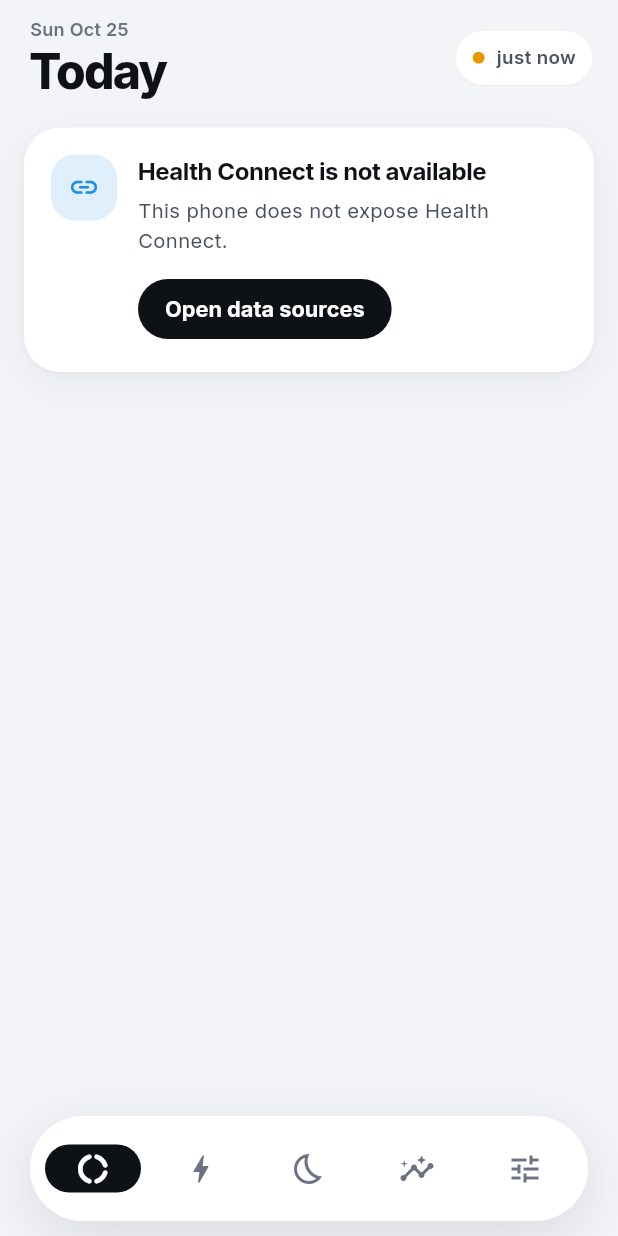
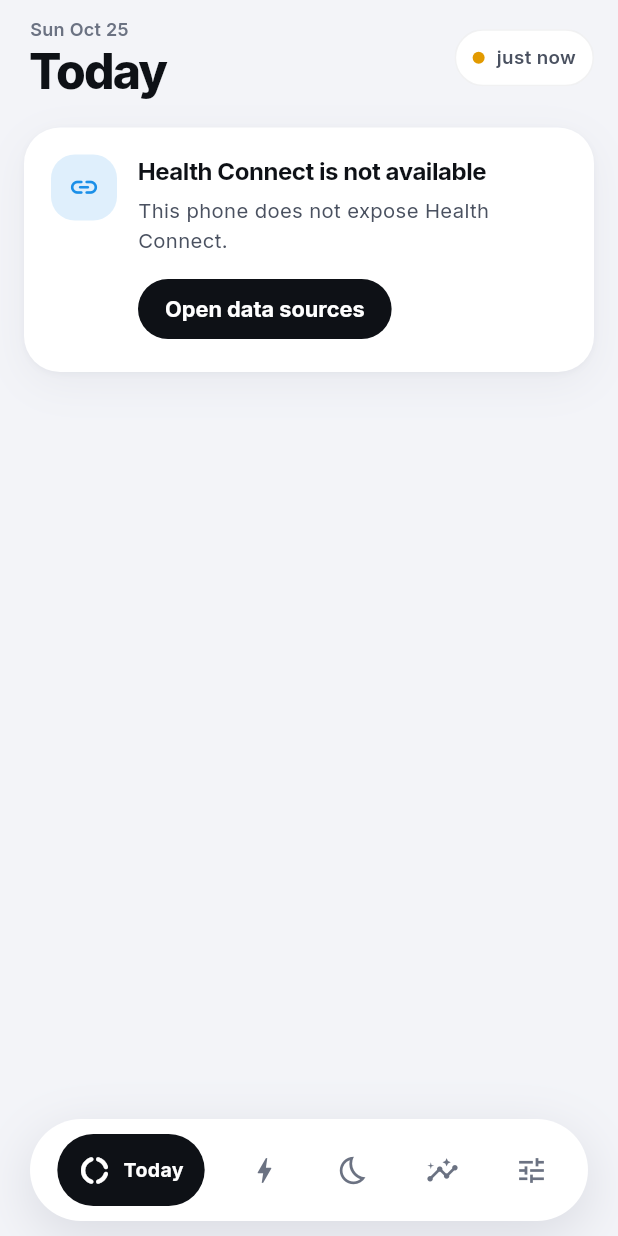
Before and after one commit to amartyaay/Becel_android, a Flutter app: the screen it shows after launch, on a phone screen of 412 x 824 dp. Run offline on Flutter 3.47's test engine with Material 3 defaults, Android fonts, the phone set to English and light mode, and no system bars; our stand-ins replace go_router; accounts and stored records are empty.

Commit message:
Address expert iteration 3: evidence-gated plan, effort-only load, realistic PAL
Push requires recovery composite z >= +0.5 and the ring colour follows it. Training load, ACWR and monotony use effort >= 30% HRR so ambient HR no longer pads them; coverage tolerates sparse HR and needs 12 h. Calories: allowance 0.30 and TEF 8% (logged food can only raise TEF) put a light day near PAL 1.4; FLEX-50% uses max(step cost, half Keytel) and sustained unlogged bouts count. Cadence-lock needs an abrupt exit; walking cadence counts as active minutes; sleep need learns from onset-corrected minutes; Home leads with active kcal. Custom floating nav bar replaces Material NavigationBar.

Co-Authored-By: Claude Opus 5.5 (1M context) <noreply@anthropic.com>

```diff
--- a/lib/domain/performance.dart
+++ b/lib/domain/performance.dart
@@ -137,6 +137,7 @@ Performance buildPerformance({
           sex: sex,
           now: now,
           days: loadWindowDays,
+          stepBuckets: stepBuckets,
         );
   final load = strainDays.isEmpty ? null : trainingLoad(strainDays, today: now);
   final yesterdayStrain = strainDays.length < 2
@@ -196,7 +197,8 @@ Performance buildPerformance({
           hrvSamples: heart.hrvSamples,
           restingHrSamples: heart.restingHrSamples,
           sleepMinutes: night?.asleepMinutes,
-          sleepNeedMinutes: coach.baselineNeed,
+          // Same "need going into last night" the Sleep ring grades against.
+          sleepNeedMinutes: coach.needLastNight,
           sleepStart: night?.onset,
           sleepEnd: night?.night.end,
           asleepIntervals: night?.asleepIntervals ?? const <AsleepInterval>[],
@@ -307,10 +309,7 @@ Performance buildPerformance({
   if (energyDays.isNotEmpty && energyDays.last.date == _day(now)) {
     final history = [
       for (final day in energyDays)
-        if (day.complete &&
-            day.palPlausible &&
-            _coverage(clean.samples, day.date) >= 12 * 60)
-          day,
+        if (day.complete && _coverage(clean.samples, day.date) >= 12 * 60) day,
     ];
     energy = EnergyBalance(
       today: energyDays.last,
--- a/lib/features/recovery/recovery_screen.dart
+++ b/lib/features/recovery/recovery_screen.dart
@@ -124,7 +124,7 @@ class _HeroCard extends StatelessWidget {
 
   @override
   Widget build(BuildContext context) {
-    final color = recoveryColor(estimate.score);
+    final color = estimateColor(estimate);
     return PanelCard(
       accent: color,
       child: Row(
@@ -143,7 +143,7 @@ class _HeroCard extends StatelessWidget {
             child: Column(
               crossAxisAlignment: CrossAxisAlignment.start,
               children: [
-                Tag(recoveryWord(estimate.score), color: color),
+                Tag(estimateWord(estimate), color: color),
                 const SizedBox(height: 10),
                 Text(switch (estimate.band) {
                   RecoveryBand.green =>
--- a/lib/features/shell/shell_screen.dart
+++ b/lib/features/shell/shell_screen.dart
@@ -8,7 +8,7 @@ class ShellScreen extends StatelessWidget {
 
   final StatefulNavigationShell navigationShell;
 
-  static const _items = [
+  static const items = [
     (Icons.donut_large_outlined, Icons.donut_large_rounded, 'Today'),
     (Icons.bolt_outlined, Icons.bolt_rounded, 'Training'),
     (Icons.bedtime_outlined, Icons.bedtime_rounded, 'Sleep'),
@@ -23,14 +23,41 @@ class ShellScreen extends StatelessWidget {
       extendBody: true,
       body: navigationShell,
       bottomNavigationBar: Padding(
-        // The system inset is applied once, here; the bar itself must not
-        // add it again (NavigationBar pads for it by default).
+        // The system inset is applied exactly once, here.
         padding: EdgeInsets.fromLTRB(20, 0, 20, 10 + bottomInset),
-        child: Container(
-          height: 70,
+        child: BecelNavBar(
+          selected: navigationShell.currentIndex,
+          onSelect: (index) => navigationShell.goBranch(
+            index,
+            initialLocation: index == navigationShell.currentIndex,
+          ),
+        ),
+      ),
+    );
+  }
+}
+
+/// Floating pill navigation: the selected tab grows into an ink pill with
+/// its label; the others are icons only. Fully custom so its layout never
+/// depends on Material's NavigationBar padding rules.
+class BecelNavBar extends StatelessWidget {
+  const BecelNavBar({
+    super.key,
+    required this.selected,
+    required this.onSelect,
+  });
+
+  final int selected;
+  final ValueChanged<int> onSelect;
+
+  @override
+  Widget build(BuildContext context) {
+    return Container(
+      height: 68,
+      padding: const EdgeInsets.symmetric(horizontal: 8),
       decoration: BoxDecoration(
         color: AppColors.surface,
-            borderRadius: BorderRadius.circular(35),
+        borderRadius: BorderRadius.circular(34),
         boxShadow: const [
           BoxShadow(
             color: Color(0x1F1B2340),
@@ -39,49 +66,88 @@ class ShellScreen extends StatelessWidget {
           ),
         ],
       ),
-          child: ClipRRect(
-            borderRadius: BorderRadius.circular(35),
-            child: NavigationBarTheme(
-              data: NavigationBarThemeData(
-                labelTextStyle: WidgetStateProperty.resolveWith(
-                  (states) => TextStyle(
+      child: Row(
+        children: [
+          for (var i = 0; i < ShellScreen.items.length; i++)
+            Expanded(
+              flex: i == selected ? 2 : 1,
+              child: _NavItem(
+                icon: ShellScreen.items[i].$1,
+                selectedIcon: ShellScreen.items[i].$2,
+                label: ShellScreen.items[i].$3,
+                selected: i == selected,
+                onTap: () => onSelect(i),
+              ),
+            ),
+        ],
+      ),
+    );
+  }
+}
+
+class _NavItem extends StatelessWidget {
+  const _NavItem({
+    required this.icon,
+    required this.selectedIcon,
+    required this.label,
+    required this.selected,
+    required this.onTap,
+  });
+
+  final IconData icon;
+  final IconData selectedIcon;
+  final String label;
+  final bool selected;
+  final VoidCallback onTap;
+
+  @override
+  Widget build(BuildContext context) {
+    return Tooltip(
+      message: label,
+      excludeFromSemantics: true,
+      child: Semantics(
+        button: true,
+        selected: selected,
+        label: label,
+        child: InkResponse(
+          onTap: onTap,
+          radius: 32,
+          child: Center(
+            child: AnimatedContainer(
+              duration: const Duration(milliseconds: 260),
+              curve: Curves.easeOutCubic,
+              height: 48,
+              padding: EdgeInsets.symmetric(horizontal: selected ? 14 : 0),
+              decoration: BoxDecoration(
+                color: selected ? AppColors.ink : Colors.transparent,
+                borderRadius: BorderRadius.circular(24),
+              ),
+              child: Row(
+                mainAxisSize: MainAxisSize.min,
+                children: [
+                  Icon(
+                    selected ? selectedIcon : icon,
+                    size: 22,
+                    color: selected ? Colors.white : AppColors.textTertiary,
+                  ),
+                  if (selected) ...[
+                    const SizedBox(width: 8),
+                    Flexible(
+                      child: Text(
+                        label,
+                        maxLines: 1,
+                        overflow: TextOverflow.fade,
+                        softWrap: false,
+                        style: const TextStyle(
                           fontFamily: AppType.family,
-                    fontSize: 11,
+                          fontSize: 13,
                           fontWeight: FontWeight.w700,
-                    color: states.contains(WidgetState.selected)
-                        ? AppColors.textPrimary
-                        : AppColors.textTertiary,
+                          color: Colors.white,
                         ),
                       ),
                     ),
-              child: MediaQuery.removePadding(
-                context: context,
-                removeBottom: true,
-                child: Padding(
-                  padding: const EdgeInsets.symmetric(horizontal: 6),
-                  child: NavigationBar(
-                    height: 70,
-                    backgroundColor: Colors.transparent,
-                    surfaceTintColor: Colors.transparent,
-                    indicatorColor: AppColors.ink,
-                    indicatorShape: const StadiumBorder(),
-                    labelBehavior:
-                        NavigationDestinationLabelBehavior.alwaysHide,
-                    selectedIndex: navigationShell.currentIndex,
-                    onDestinationSelected: (index) => navigationShell.goBranch(
-                      index,
-                      initialLocation: index == navigationShell.currentIndex,
-                    ),
-                    destinations: [
-                      for (final item in _items)
-                        NavigationDestination(
-                          icon: Icon(item.$1, color: AppColors.textTertiary),
-                          selectedIcon: Icon(item.$2, color: Colors.white),
-                          label: item.$3,
-                        ),
                   ],
-                  ),
-                ),
+                ],
               ),
             ),
           ),
--- a/test_shots/narrow_test.dart
+++ b/test_shots/narrow_test.dart
@@ -4,6 +4,7 @@
 import 'package:becel/data/health_connect_service.dart';
 import 'package:becel/data/health_store.dart';
 import 'package:becel/data/local_store.dart';
+import 'package:becel/features/shell/shell_screen.dart';
 import 'package:becel/main.dart';
 import 'package:flutter/material.dart';
 import 'package:flutter/services.dart';
@@ -49,7 +50,7 @@ void main() {
       if (tab != 'Today') {
         await tester.tap(
           find.descendant(
-            of: find.byType(NavigationBar),
+            of: find.byType(BecelNavBar),
             matching: find.byTooltip(tab),
           ),
         );
```
Also changed, not shown: lib/domain/coaching.dart (+13 -5 lines), lib/domain/energy.dart (+61 -18 lines), lib/domain/estimates.dart (+19 -0 lines), lib/domain/heart_signal.dart (+15 -6 lines), lib/domain/sleep_coach.dart (+16 -3 lines), lib/domain/strain.dart (+57 -12 lines), lib/features/today/today_screen.dart (+25 -24 lines), lib/features/training/training_screen.dart (+10 -3 lines), lib/widgets/rings.dart (+18 -0 lines), test_shots/screens_test.dart (+3 -5 lines), 4 other files. Lines whose indentation alone changed are shown as unchanged.
